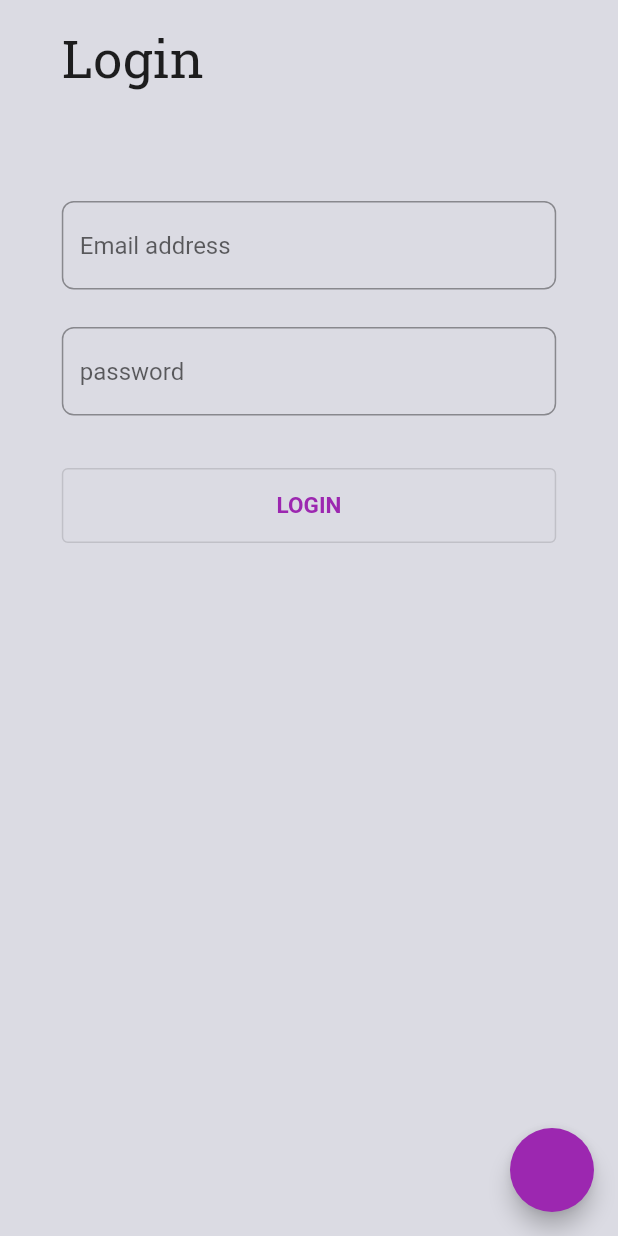
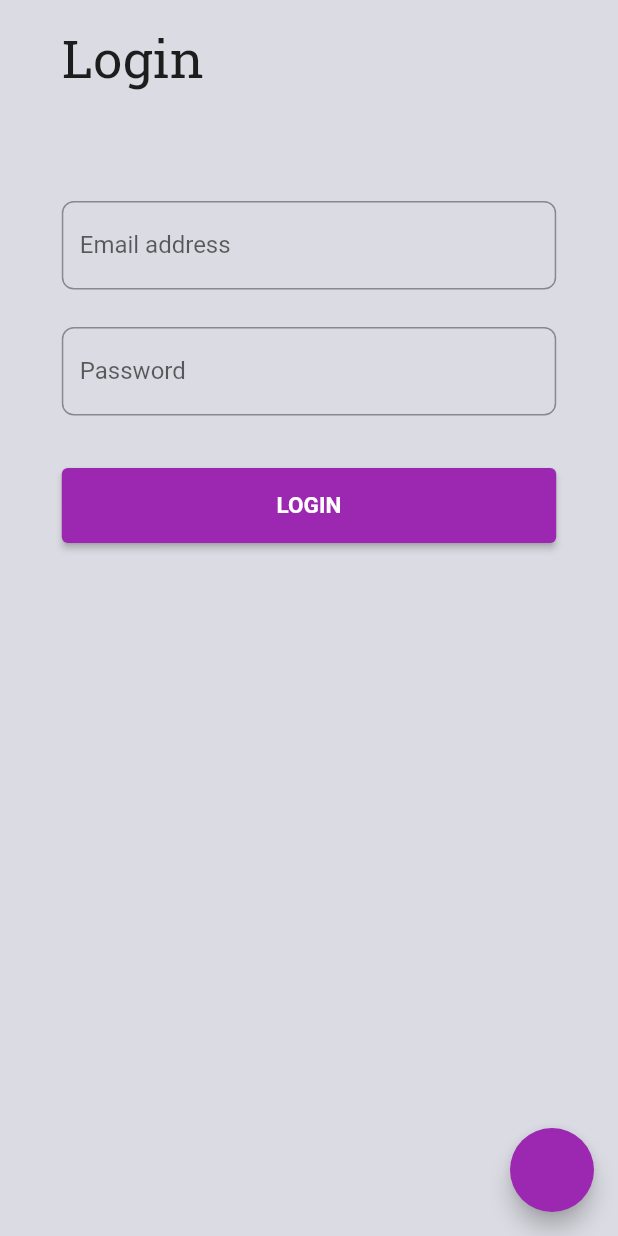
Before and after one commit to Egwu15/nla_author_app, a Flutter app: the screen it shows after launch, on a phone screen of 412 x 824 dp. Run offline on Flutter 3.47's test engine with Material 2 defaults, Android fonts, the light colour scheme and no system bars; our stand-ins replace get, google_fonts, hive_flutter; accounts and stored records are empty.

Commit message:
added obj page

```diff
--- a/lib/controllers/authController.dart
+++ b/lib/controllers/authController.dart
@@ -1,5 +1,8 @@
+import 'dart:convert';
+
 import 'package:get/route_manager.dart';
 import 'package:http/http.dart' as http;
+import 'package:nla_author_app/services/hiveStorage.dart';
 import 'package:nla_author_app/view/Pages/homepage.dart';
 import 'package:nla_author_app/view/common/snackbar.dart';
 import '../env.dart';
@@ -14,11 +17,14 @@ class Auth {
       print(response.body);
       print(response.statusCode);
       if (response.statusCode == 200) {
+        print(jsonDecode(response.body)['data']);
+        await HiveStorageMain().addToken(jsonDecode(response.body)['data']);
         Get.to(() => HomePage());
       } else {
         custormSnackBar(title: "Error", message: response.body);
       }
     } catch (e) {
+      print(e);
       custormSnackBar(
           title: "Error",
           message: "Error connecting to network, please check your connection");
--- /dev/null
+++ b/lib/model/storeValues.dart
@@ -0,0 +1,5 @@
+class StoreValues{
+static const String token = "token";
+static const String mainBox = 'MASTER_BOX';
+
+}
--- a/lib/view/Pages/login.dart
+++ b/lib/view/Pages/login.dart
@@ -3,6 +3,8 @@ import 'package:get/route_manager.dart';
 import 'package:google_fonts/google_fonts.dart';
 import 'package:nla_author_app/controllers/authController.dart';
 import 'package:nla_author_app/services/themeService.dart';
+import 'package:nla_author_app/view/common/custormButton.dart';
+import 'package:nla_author_app/view/common/custormLoadingIndicator.dart';
 import 'package:nla_author_app/view/common/custormTextField.dart';
 
 class Login extends StatefulWidget {
@@ -44,20 +46,25 @@ class _LoginState extends State<Login> {
                 height: 73.0,
               ),
               CustOutLinedTextField(
-                  controller: _emailController, hint: "Email address"),
+                controller: _emailController,
+                hint: "Email address",
+                keyboardType: TextInputType.emailAddress,
+              ),
               SizedBox(
                 height: 25.0,
               ),
               CustOutLinedTextField(
                   controller: _passwordController,
-                hint: "password",
+                  hint: "Password",
                   obscure: true,
-              ),
+                  keyboardType: TextInputType.visiblePassword),
               SizedBox(
                 height: 35.0,
               ),
-              OutlinedButton(
-                onPressed: () {
+
+              CustormButton(
+                  isLoading: _isLoading,
+                  func: () {
                     setState(() {
                       _isLoading = true;
                     });
@@ -71,19 +78,8 @@ class _LoginState extends State<Login> {
                       });
                     });
                   },
-                child: _isLoading
-                    ? CircularProgressIndicator.adaptive()
-                    : Text(
-                        "LOGIN",
-                        style: GoogleFonts.roboto(
-                          fontSize: 15.0,
-                          fontWeight: FontWeight.bold,
-                        ),
-                      ),
-                style: OutlinedButton.styleFrom(
-                  fixedSize: Size(Get.width, 50),
-                ),
-              ),
+                  text: "LOGIN")
+
             ]),
           ),
         ),
--- /dev/null
+++ b/lib/view/common/custormButton.dart
@@ -0,0 +1,41 @@
+import 'package:flutter/material.dart';
+import 'package:get/route_manager.dart';
+import 'package:google_fonts/google_fonts.dart';
+import 'package:nla_author_app/view/common/custormLoadingIndicator.dart';
+
+class CustormButton extends StatefulWidget {
+  const CustormButton(
+      {Key? key,
+      required this.isLoading,
+      required this.func,
+      required this.text})
+      : super(key: key);
+  final bool isLoading;
+  final Function func;
+  final String text;
+  @override
+  _CustormButtonState createState() => _CustormButtonState();
+}
+
+class _CustormButtonState extends State<CustormButton> {
+  @override
+  Widget build(BuildContext context) {
+    return ElevatedButton(
+      onPressed: () {
+        if (!widget.isLoading) widget.func();
+      },
+      child: widget.isLoading
+          ? CustLoadingIndicator()
+          : Text(
+              widget.text,
+              style: GoogleFonts.roboto(
+                fontSize: 15.0,
+                fontWeight: FontWeight.bold,
+              ),
+            ),
+      style: OutlinedButton.styleFrom(
+        fixedSize: Size(Get.width, 50),
+      ),
+    );
+  }
+}
--- a/lib/view/common/custormTextField.dart
+++ b/lib/view/common/custormTextField.dart
@@ -1,15 +1,21 @@
 import 'package:flutter/material.dart';
 
 class CustOutLinedTextField extends StatefulWidget {
-  const CustOutLinedTextField(
-      {Key? key,
-      required this.controller,
-      required this.hint,
-      this.obscure = false})
-      : super(key: key);
+  const CustOutLinedTextField({
+    Key? key,
+    required this.controller,
+    required this.hint,
+    this.obscure = false,
+    this.keyboardType = TextInputType.multiline,
+    this.minLine = 1,
+    this.maxLine = 1,
+  }) : super(key: key);
   final TextEditingController controller;
   final String hint;
   final bool obscure;
+  final TextInputType keyboardType;
+  final int minLine;
+  final int maxLine;
   @override
   _CustOutLinedTextFieldState createState() => _CustOutLinedTextFieldState();
 }
@@ -18,9 +24,12 @@ class _CustOutLinedTextFieldState extends State<CustOutLinedTextField> {
   @override
   Widget build(BuildContext context) {
     return TextField(
-      decoration: InputDecoration(hintText: widget.hint,),
+      decoration: InputDecoration(label: Text(widget.hint)),
       controller: widget.controller,
+      maxLines: widget.maxLine,
+      minLines: widget.minLine,
       obscureText: widget.obscure,
+      keyboardType: widget.keyboardType,
     );
   }
 }
```
Also changed, not shown: lib/main.dart (+8 -0 lines), lib/model/pastQuestionStateM.dart (+24 -0 lines), lib/services/hiveStorage.dart (added, +20 -0 lines), lib/view/Pages/addObjPage.dart (added, +81 -0 lines), lib/view/Pages/homepage.dart (+7 -2 lines), lib/view/Pages/pastQuestionObjCategories.dart (+72 -3 lines), lib/view/common/custormLoadingIndicator.dart (added, +22 -0 lines). Lines whose indentation alone changed are shown as unchanged.
